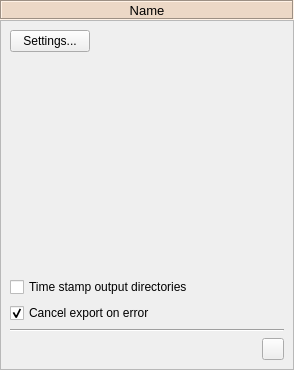
Before: the Qt Designer form spine_items/gdx_exporter/ui/gdx_exporter_properties.ui in spine-tools/spine-items, drawn with Qt 5.
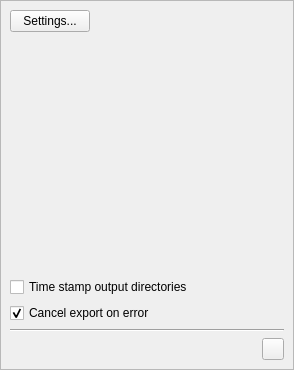
After: the same form once the commit is applied. Icons and pictures are not drawn.

Commit message: Add icon and color to the name label in item properties

```diff
--- a/spine_items/gdx_exporter/ui/gdx_exporter_properties.ui
+++ b/spine_items/gdx_exporter/ui/gdx_exporter_properties.ui
@@ -41,53 +41,6 @@
    <property name="bottomMargin">
     <number>0</number>
    </property>
-   <item>
-    <widget class="QLabel" name="label_item_name">
-     <property name="sizePolicy">
-      <sizepolicy hsizetype="Preferred" vsizetype="Fixed">
-       <horstretch>0</horstretch>
-       <verstretch>0</verstretch>
-      </sizepolicy>
-     </property>
-     <property name="minimumSize">
-      <size>
-       <width>0</width>
-       <height>20</height>
-      </size>
-     </property>
-     <property name="maximumSize">
-      <size>
-       <width>16777215</width>
-       <height>20</height>
-      </size>
-     </property>
-     <property name="font">
-      <font>
-       <pointsize>10</pointsize>
-       <weight>50</weight>
-       <bold>false</bold>
-      </font>
-     </property>
-     <property name="styleSheet">
-      <string notr="true">background-color: #ecd8c6;</string>
-     </property>
-     <property name="frameShape">
-      <enum>QFrame::Box</enum>
-     </property>
-     <property name="frameShadow">
-      <enum>QFrame::Sunken</enum>
-     </property>
-     <property name="text">
-      <string>Name</string>
-     </property>
-     <property name="alignment">
-      <set>Qt::AlignCenter</set>
-     </property>
-     <property name="wordWrap">
-      <bool>true</bool>
-     </property>
-    </widget>
-   </item>
    <item>
     <widget class="QScrollArea" name="scrollArea_6">
      <property name="widgetResizable">
@@ -99,7 +52,7 @@
         <x>0</x>
         <y>0</y>
         <width>292</width>
-        <height>348</height>
+        <height>368</height>
        </rect>
       </property>
       <layout class="QVBoxLayout" name="verticalLayout_2">
```
The commit also changes 38 other files.
